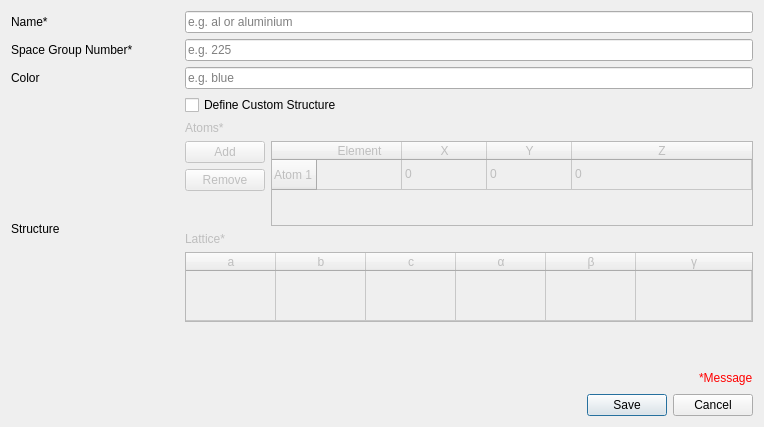
First picture: the form in ui/new_phase.ui, repository EBSP-Indexer/EBSP-Indexer, before the edit.
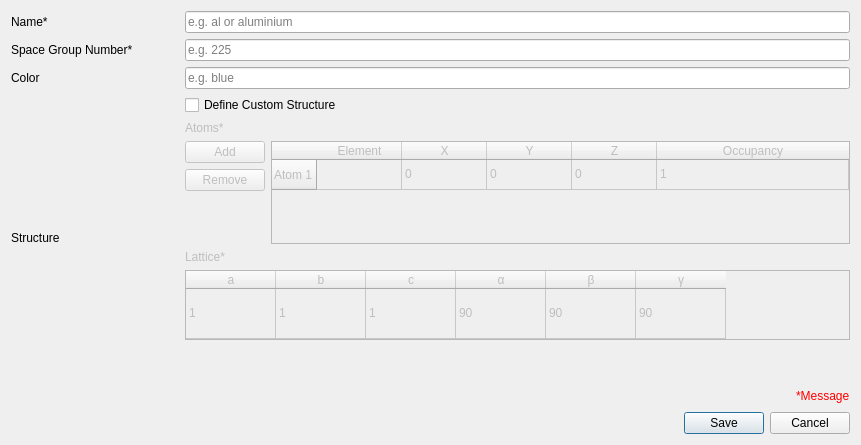
Second picture: the form after the edit.

```diff
--- a/ui/new_phase.ui
+++ b/ui/new_phase.ui
@@ -6,8 +6,8 @@
    <rect>
     <x>0</x>
     <y>0</y>
-    <width>764</width>
-    <height>427</height>
+    <width>861</width>
+    <height>445</height>
    </rect>
   </property>
   <property name="sizePolicy">
@@ -221,6 +221,11 @@
              <string>Z</string>
             </property>
            </column>
+           <column>
+            <property name="text">
+             <string>Occupancy</string>
+            </property>
+           </column>
            <item row="0" column="0">
             <property name="text">
              <string/>
@@ -241,6 +246,11 @@
              <string>0</string>
             </property>
            </item>
+           <item row="0" column="4">
+            <property name="text">
+             <string>1</string>
+            </property>
+           </item>
           </widget>
          </item>
         </layout>
@@ -279,7 +289,7 @@
           <number>90</number>
          </attribute>
          <attribute name="horizontalHeaderStretchLastSection">
-          <bool>true</bool>
+          <bool>false</bool>
          </attribute>
          <attribute name="verticalHeaderVisible">
           <bool>false</bool>
@@ -324,7 +334,32 @@
          </column>
          <item row="0" column="0">
           <property name="text">
-           <string/>
+           <string>1</string>
+          </property>
+         </item>
+         <item row="0" column="1">
+          <property name="text">
+           <string>1</string>
+          </property>
+         </item>
+         <item row="0" column="2">
+          <property name="text">
+           <string>1</string>
+          </property>
+         </item>
+         <item row="0" column="3">
+          <property name="text">
+           <string>90</string>
+          </property>
+         </item>
+         <item row="0" column="4">
+          <property name="text">
+           <string>90</string>
+          </property>
+         </item>
+         <item row="0" column="5">
+          <property name="text">
+           <string>90</string>
           </property>
          </item>
         </widget>
```
